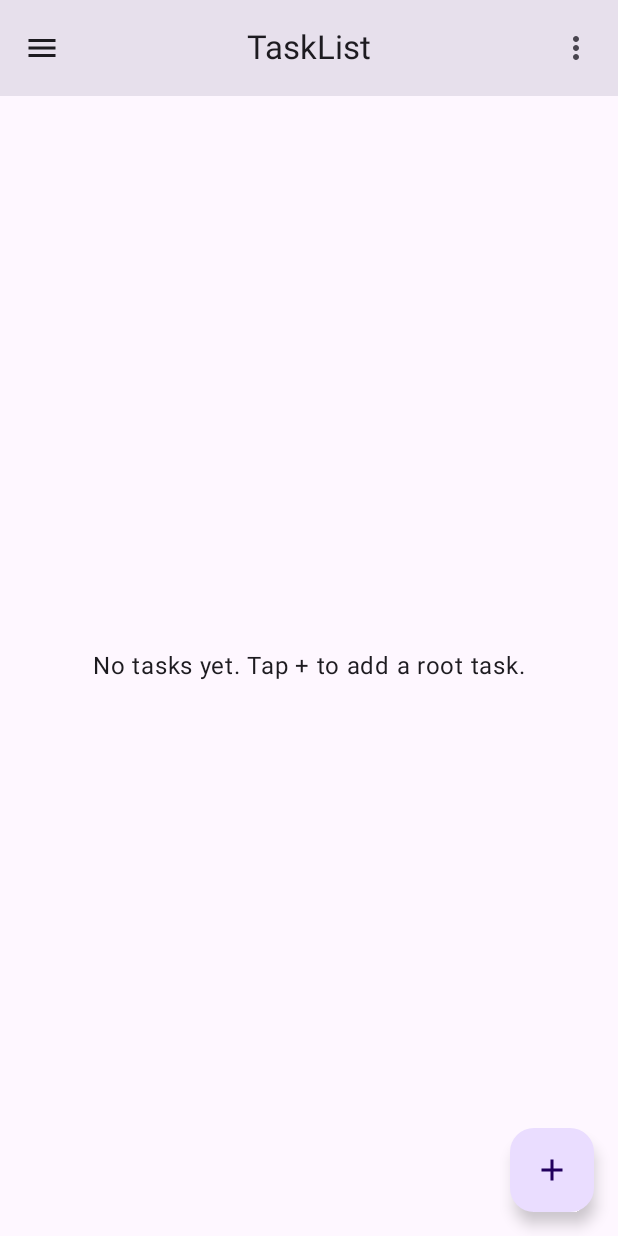
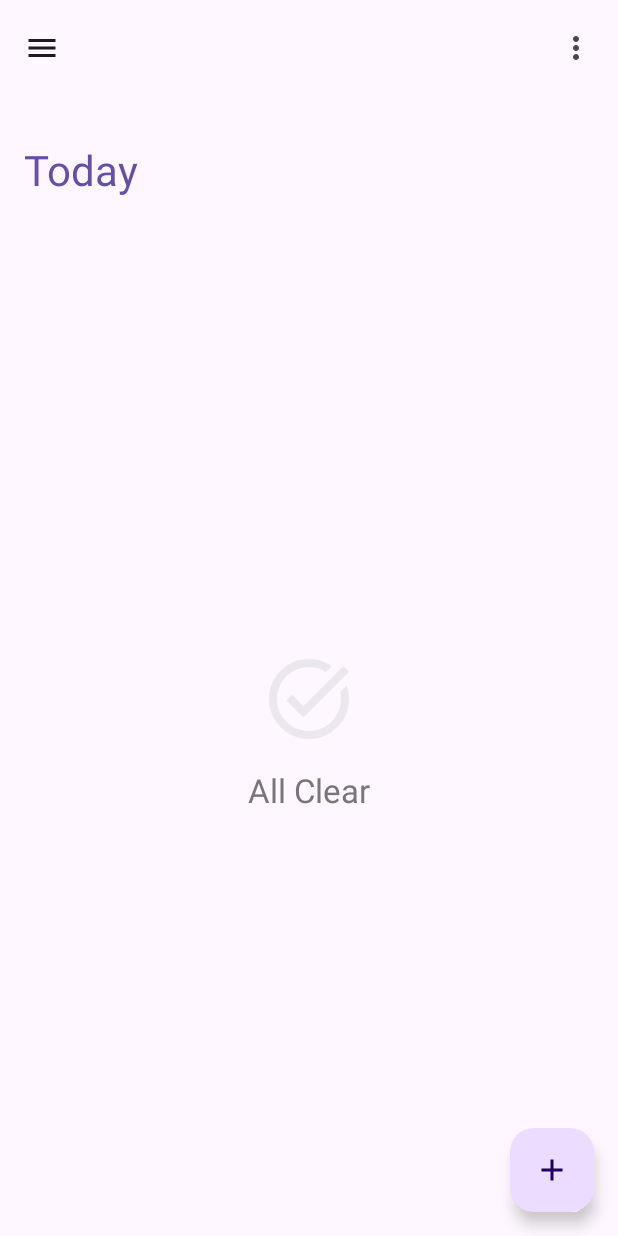
Before and after one commit to jamesye0003-blip/CS501-E1-Semester-Project, an Android app built with Jetpack Compose: the TaskListScreen screen opened through its navigation route, on a phone screen of 412 x 824 dp. Run offline under Robolectric (Android 15) with nearby library versions, the phone set to English and light mode, and no system bars; our stand-ins replace Room's generated code.

Commit message:
Feature: Polish the UI of TaskListScreen.

```diff
--- a/app/src/main/java/com/example/lattice/ui/screens/TaskListScreen.kt
+++ b/app/src/main/java/com/example/lattice/ui/screens/TaskListScreen.kt
@@ -1,25 +1,26 @@
 package com.example.lattice.ui.screens
 
 import androidx.compose.animation.AnimatedVisibility
+import androidx.compose.animation.slideInVertically
+import androidx.compose.animation.slideOutVertically
+import androidx.compose.foundation.background
 import androidx.compose.foundation.layout.Arrangement
 import androidx.compose.foundation.layout.Box
 import androidx.compose.foundation.layout.Column
+import androidx.compose.foundation.layout.PaddingValues
 import androidx.compose.foundation.layout.Row
-import androidx.compose.foundation.layout.Spacer
 import androidx.compose.foundation.layout.fillMaxSize
 import androidx.compose.foundation.layout.fillMaxWidth
-import androidx.compose.foundation.layout.height
 import androidx.compose.foundation.layout.padding
+import androidx.compose.foundation.layout.size
 import androidx.compose.foundation.lazy.LazyColumn
 import androidx.compose.foundation.lazy.items
 import androidx.compose.material.icons.Icons
 import androidx.compose.material.icons.filled.Add
 import androidx.compose.material.icons.filled.Close
-import androidx.compose.material.icons.filled.KeyboardArrowDown
-import androidx.compose.material.icons.filled.KeyboardArrowUp
 import androidx.compose.material.icons.filled.Menu
 import androidx.compose.material.icons.filled.MoreVert
-import androidx.compose.material3.CenterAlignedTopAppBar
+import androidx.compose.material.icons.filled.TaskAlt
 import androidx.compose.material3.DrawerState
 import androidx.compose.material3.DrawerValue
 import androidx.compose.material3.DropdownMenu
@@ -28,16 +29,20 @@ import androidx.compose.material3.ExperimentalMaterial3Api
 import androidx.compose.material3.FloatingActionButton
 import androidx.compose.material3.Icon
 import androidx.compose.material3.IconButton
+import androidx.compose.material3.LargeTopAppBar
 import androidx.compose.material3.MaterialTheme
 import androidx.compose.material3.ModalDrawerSheet
 import androidx.compose.material3.ModalNavigationDrawer
 import androidx.compose.material3.NavigationDrawerItem
 import androidx.compose.material3.NavigationDrawerItemDefaults
 import androidx.compose.material3.Scaffold
+import androidx.compose.material3.Snackbar
 import androidx.compose.material3.Switch
 import androidx.compose.material3.Text
+import androidx.compose.material3.TextButton
 import androidx.compose.material3.TopAppBarDefaults
 import androidx.compose.material3.rememberDrawerState
+import androidx.compose.material3.rememberTopAppBarState
 import androidx.compose.runtime.Composable
 import androidx.compose.runtime.LaunchedEffect
 import androidx.compose.runtime.getValue
@@ -48,12 +53,12 @@ import androidx.compose.runtime.saveable.rememberSaveable
 import androidx.compose.runtime.setValue
 import androidx.compose.ui.Alignment
 import androidx.compose.ui.Modifier
-import androidx.compose.ui.graphics.Color
+import androidx.compose.ui.input.nestedscroll.nestedScroll
 import androidx.compose.ui.unit.dp
 import com.example.lattice.domain.model.Task
-import com.example.lattice.ui.components.TaskNode
 import com.example.lattice.domain.time.TaskFilter
 import com.example.lattice.domain.time.filterTasksByDate
+import com.example.lattice.ui.components.TaskNode
 import kotlinx.coroutines.delay
 import kotlinx.coroutines.launch
 
@@ -67,69 +72,34 @@ fun TaskListScreen(
     onEdit: (String) -> Unit,
     onDelete: (String) -> Unit
 ) {
-    val drawerState: DrawerState = rememberDrawerState(initialValue = DrawerValue.Closed)
+    val drawerState = rememberDrawerState(initialValue = DrawerValue.Closed)
     val scope = rememberCoroutineScope()
     var selectedFilter by rememberSaveable { mutableStateOf(TaskFilter.Today) }
 
+    // TopAppBar Scroll Behavior
+    val scrollBehavior = TopAppBarDefaults.exitUntilCollapsedScrollBehavior(rememberTopAppBarState())
+
+    // ... (Variables for filters, undo logic remain same as before) ...
     var hideDescription by rememberSaveable { mutableStateOf(false) }
     var hideCompleted by rememberSaveable { mutableStateOf(false) }
     var settingsExpanded by remember { mutableStateOf(false) }
 
-    val filteredTasks = remember(tasks, selectedFilter) {
-        filterTasksByDate(tasks, selectedFilter)
+    val filteredTasks = remember(tasks, selectedFilter) { filterTasksByDate(tasks, selectedFilter) }
+    val rootIncomplete = remember(filteredTasks) { filteredTasks.filter { it.parentId == null && !it.done } }
+    val completedRoots = remember(filteredTasks, hideCompleted) {
+        if (hideCompleted) emptyList()
+        else filteredTasks.filter { t -> t.done && (t.parentId == null || filteredTasks.firstOrNull { it.id == t.parentId }?.done != true) }
     }
 
-    val rootIncomplete = remember(filteredTasks) {
-        filteredTasks.filter { it.parentId == null && !it.done }
-    }
-    val completedRoots = remember(filteredTasks, hideCompleted) {
-        if (hideCompleted) emptyList()
-        else filteredTasks.filter { task ->
-            task.done && (task.parentId == null ||
-                    filteredTasks.firstOrNull { it.id == task.parentId }?.done != true)
-        }
-    }
-    val completedCount = remember(filteredTasks) { filteredTasks.count { it.done } }
-
-    var completedExpanded by rememberSaveable { mutableStateOf(false) }
+    // ... (Undo logic variables remain same) ...
     var recentlyCompletedId by remember { mutableStateOf<String?>(null) }
     var showUndo by remember { mutableStateOf(false) }
 
-    // 如果 Undo 追踪的任务被其他逻辑改回未完成，则自动关闭 Undo
-    LaunchedEffect(filteredTasks, recentlyCompletedId) {
-        recentlyCompletedId?.let { id ->
-            val stillDone = filteredTasks.firstOrNull { it.id == id }?.done == true
-            if (!stillDone) {
-                showUndo = false
-                recentlyCompletedId = null
-            }
-        }
-    }
-
-    // The "Undo" bubble will automatically disappear after 5 seconds.
     LaunchedEffect(showUndo, recentlyCompletedId) {
         if (showUndo && recentlyCompletedId != null) {
             delay(5000)
             showUndo = false
             recentlyCompletedId = null
-        }
-    }
-
-    val handleToggle: (String) -> Unit = remember(filteredTasks) {
-        { id ->
-            val task = filteredTasks.firstOrNull { it.id == id }
-            if (task != null && !task.done) {
-                // Moving to completed
-                recentlyCompletedId = id
-                showUndo = true
-            } else if (task != null && task.done) {
-                // Moving back to active, hide undo if referencing same task
-                if (recentlyCompletedId == id) {
-                    showUndo = false
-                    recentlyCompletedId = null
-                }
-            }
-            onToggleDone(id)
         }
     }
 
@@ -140,69 +110,46 @@ fun TaskListScreen(
                 selectedFilter = selectedFilter,
                 onFilterSelected = { filter ->
                     selectedFilter = filter
-                    scope.launch {
-                        drawerState.close()
+                    scope.launch { drawerState.close() }
+                },
+                onCloseDrawer = { scope.launch { drawerState.close() } }
+            )
         }
-                },
-                onCloseDrawer = {
-                    scope.launch {
-                        drawerState.close()
-                    }
-                }
-            )
-        },
-        gesturesEnabled = true
     ) {
         Scaffold(
+            modifier = Modifier.nestedScroll(scrollBehavior.nestedScrollConnection),
             topBar = {
-                CenterAlignedTopAppBar(
-                    title = { Text("TaskList") },
-                    colors = TopAppBarDefaults.topAppBarColors(
-                        containerColor = MaterialTheme.colorScheme.surfaceVariant
-                    ),
+                // Change: Use LargeTopAppBar for a more "App-like" bold feel
+                LargeTopAppBar(
+                    title = { Text(selectedFilter.name) }, // Or "My Tasks"
                     navigationIcon = {
-                        IconButton(onClick = {
-                            scope.launch {
-                                if (drawerState.isClosed) {
-                                    drawerState.open()
-                                } else {
-                                    drawerState.close()
-                                }
-                            }
-                        }) {
-                            Icon(Icons.Filled.Menu, contentDescription = "Open Menu")
+                        IconButton(onClick = { scope.launch { drawerState.open() } }) {
+                            Icon(Icons.Filled.Menu, contentDescription = "Menu")
                         }
                     },
                     actions = {
                         IconButton(onClick = { settingsExpanded = true }) {
                             Icon(Icons.Filled.MoreVert, contentDescription = "Settings")
                         }
-                        DropdownMenu(
-                            expanded = settingsExpanded,
-                            onDismissRequest = { settingsExpanded = false }
-                        ) {
+                        DropdownMenu(expanded = settingsExpanded, onDismissRequest = { settingsExpanded = false }) {
                             DropdownMenuItem(
                                 text = { Text("Hide description") },
-                                trailingIcon = {
-                                    Switch(
-                                        checked = hideDescription,
-                                        onCheckedChange = { hideDescription = it }
-                                    )
-                                },
+                                trailingIcon = { Switch(checked = hideDescription, onCheckedChange = { hideDescription = it }) },
                                 onClick = { hideDescription = !hideDescription }
                             )
                             DropdownMenuItem(
                                 text = { Text("Hide completed") },
-                                trailingIcon = {
-                                    Switch(
-                                        checked = hideCompleted,
-                                        onCheckedChange = { hideCompleted = it }
-                                    )
-                                },
+                                trailingIcon = { Switch(checked = hideCompleted, onCheckedChange = { checked -> hideCompleted = checked }) },
                                 onClick = { hideCompleted = !hideCompleted }
                             )
                         }
-                    }
+                    },
+                    scrollBehavior = scrollBehavior,
+                    colors = TopAppBarDefaults.largeTopAppBarColors(
+                        containerColor = MaterialTheme.colorScheme.background,
+                        scrolledContainerColor = MaterialTheme.colorScheme.surfaceContainer,
+                        titleContentColor = MaterialTheme.colorScheme.primary
+                    )
                 )
             },
             floatingActionButton = {
@@ -215,37 +162,47 @@ fun TaskListScreen(
                 modifier = Modifier
                     .fillMaxSize()
                     .padding(innerPadding)
+                    // Remove surfaceVariant, use background for clean look
+                    .background(MaterialTheme.colorScheme.background)
             ) {
                 if (rootIncomplete.isEmpty() && completedRoots.isEmpty()) {
+                    // Better Empty State
                     Column(
                         Modifier.fillMaxSize(),
                         horizontalAlignment = Alignment.CenterHorizontally,
                         verticalArrangement = Arrangement.Center
                     ) {
-                        Text("No tasks yet. Tap + to add a root task.")
+                        Icon(
+                            imageVector = Icons.Filled.TaskAlt,
+                            contentDescription = null,
+                            modifier = Modifier.size(64.dp),
+                            tint = MaterialTheme.colorScheme.surfaceContainerHigh
+                        )
+                        Text(
+                            text = "All Clear",
+                            style = MaterialTheme.typography.titleLarge,
+                            color = MaterialTheme.colorScheme.outline,
+                            modifier = Modifier.padding(top = 16.dp)
+                        )
                     }
                 } else {
                     LazyColumn(
                         Modifier.fillMaxSize(),
-                        verticalArrangement = Arrangement.spacedBy(8.dp)
+                        // Add some padding to the list content so it breathes
+                        contentPadding = PaddingValues(16.dp),
+                        verticalArrangement = Arrangement.spacedBy(12.dp) // Increase spacing
                     ) {
-                        item {
-                            if (rootIncomplete.isEmpty()) {
-                                Text(
-                                    text = "All tasks completed!",
-                                    style = MaterialTheme.typography.titleMedium,
-                                    modifier = Modifier.padding(top = 16.dp)
-                                )
-                            }
-                        }
-
                         items(rootIncomplete, key = { it.id }) { task ->
                             TaskNode(
                                 task = task,
                                 tasks = filteredTasks,
                                 showCompleted = false,
                                 hideDescription = hideDescription,
-                                onToggleDone = handleToggle,
+                                onToggleDone = { id ->
+                                    recentlyCompletedId = id
+                                    showUndo = true
+                                    onToggleDone(id)
+                                },
                                 onAddSub = onAddSub,
                                 onEdit = onEdit,
                                 onDelete = onDelete
@@ -254,37 +211,20 @@ fun TaskListScreen(
 
                         if (completedRoots.isNotEmpty()) {
                             item {
-                                Column(Modifier.fillMaxWidth()) {
-                                    Row(
-                                        modifier = Modifier
-                                            .fillMaxWidth()
-                                            .padding(top = 24.dp, bottom = 8.dp)
-                                            .padding(start = 8.dp),
-                                        verticalAlignment = Alignment.CenterVertically,
-                                        horizontalArrangement = Arrangement.SpaceBetween
-                                    ) {
                                 Text(
-                                            text = "Completed ($completedCount)",
-                                            style = MaterialTheme.typography.titleMedium
-                                        )
-                                        IconButton(onClick = { completedExpanded = !completedExpanded }) {
-                                            Icon(
-                                                imageVector = if (completedExpanded) Icons.Filled.KeyboardArrowDown else Icons.Filled.KeyboardArrowUp,
-                                                contentDescription = if (completedExpanded) "Collapse completed" else "Expand completed"
+                                    "Completed",
+                                    style = MaterialTheme.typography.labelLarge,
+                                    color = MaterialTheme.colorScheme.primary,
+                                    modifier = Modifier.padding(vertical = 16.dp)
                                 )
                             }
-                                    }
-                                }
-                            }
-
-                            if (completedExpanded) {
                             items(completedRoots, key = { it.id }) { task ->
                                 TaskNode(
                                     task = task,
                                     tasks = filteredTasks,
                                     showCompleted = true,
                                     hideDescription = hideDescription,
-                                        onToggleDone = handleToggle,
+                                    onToggleDone = { id -> onToggleDone(id) }, // No undo for un-completing
                                     onAddSub = onAddSub,
                                     onEdit = onEdit,
                                     onDelete = onDelete
@@ -293,32 +233,29 @@ fun TaskListScreen(
                         }
                     }
                 }
-                }
 
+                // Undo Button (Restored logic)
                 AnimatedVisibility(
-                    visible = showUndo && recentlyCompletedId != null,
+                    visible = showUndo,
                     modifier = Modifier
                         .align(Alignment.BottomStart)
-                        .padding(16.dp)
+                        .padding(16.dp),
+                    enter = slideInVertically { it },
+                    exit = slideOutVertically { it }
                 ) {
-                    FloatingActionButton(
-                        onClick = {
-                            recentlyCompletedId?.let {
-                                onToggleDone(it)
-                            }
+                    Snackbar(
+                        action = {
+                            TextButton(onClick = {
+                                recentlyCompletedId?.let { id -> onToggleDone(id) }
                                 showUndo = false
-                            recentlyCompletedId = null
+                            }) { Text("Undo") }
                         },
-                        containerColor = Color(0xFFFFD740),
-                        contentColor = Color.Black
-                    ) {
-                        Row(
-                            verticalAlignment = Alignment.CenterVertically,
-                            horizontalArrangement = Arrangement.spacedBy(6.dp)
-                        ) {
-                            Text("Undo")
+                        dismissAction = {
+                            IconButton(onClick = { showUndo = false }) {
+                                Icon(Icons.Filled.Close, contentDescription = "Dismiss")
                             }
                         }
+                    ) { Text("Task completed") }
                 }
             }
         }
@@ -326,41 +263,39 @@ fun TaskListScreen(
 }
 
 @Composable
-fun AppDrawerContent(
+private fun AppDrawerContent(
     selectedFilter: TaskFilter,
     onFilterSelected: (TaskFilter) -> Unit,
-    onCloseDrawer: () -> Unit,
-    modifier: Modifier = Modifier
+    onCloseDrawer: () -> Unit
 ) {
-    ModalDrawerSheet(modifier = modifier.fillMaxWidth(0.8f)) {
-        Column(modifier = Modifier.padding(16.dp)) {
+    ModalDrawerSheet {
+        Column(
+            modifier = Modifier
+                .fillMaxSize()
+                .padding(16.dp)
+        ) {
+            // Drawer Header
             Row(
                 modifier = Modifier.fillMaxWidth(),
                 horizontalArrangement = Arrangement.SpaceBetween,
                 verticalAlignment = Alignment.CenterVertically
             ) {
-                Text("Filter Tasks", style = MaterialTheme.typography.titleMedium)
+                Text(
+                    text = "Filter Tasks",
+                    style = MaterialTheme.typography.titleLarge,
+                    modifier = Modifier.padding(vertical = 16.dp)
+                )
                 IconButton(onClick = onCloseDrawer) {
-                    Icon(Icons.Filled.Close, contentDescription = "Close Drawer")
+                    Icon(Icons.Filled.Close, contentDescription = "Close drawer")
                 }
             }
-            Spacer(modifier = Modifier.height(20.dp))
 
-            val filterItems = listOf(
-                TaskFilter.Today to "Today",
-                TaskFilter.Tomorrow to "Tomorrow",
-                TaskFilter.Next7Days to "Next 7 Days",
-                TaskFilter.ThisMonth to "This Month",
-                TaskFilter.All to "All tasks"
-            )
-
-            filterItems.forEach { (filter, label) ->
+            // Filter Options
+            TaskFilter.values().forEach { filter ->
                 NavigationDrawerItem(
-                    label = { Text(label) },
+                    label = { Text(filter.name) },
                     selected = selectedFilter == filter,
-                    onClick = {
-                        onFilterSelected(filter)
-                    },
+                    onClick = { onFilterSelected(filter) },
                     modifier = Modifier.padding(NavigationDrawerItemDefaults.ItemPadding)
                 )
             }
```
Lines whose indentation alone changed are shown as unchanged.
